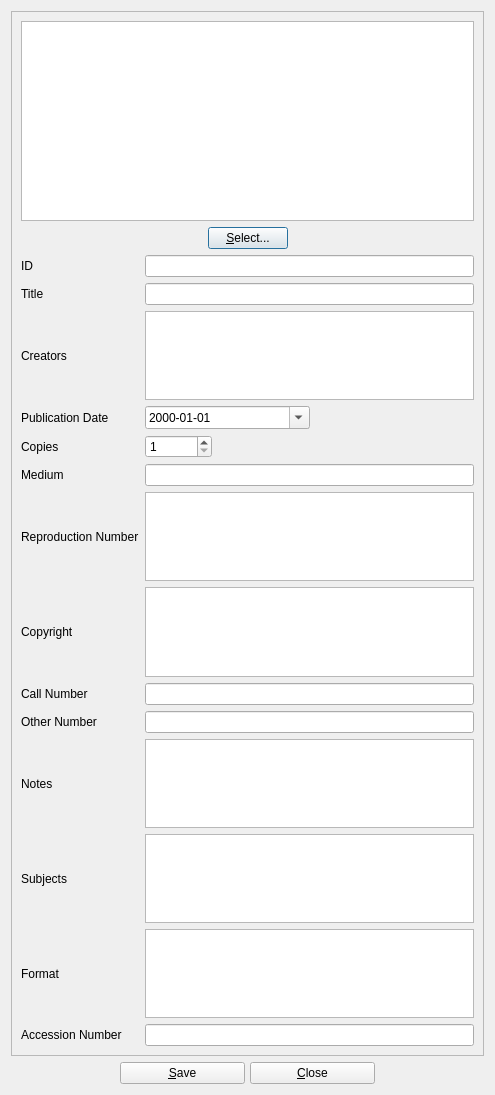
Above: UI/biblioteq_photograph.ui from textbrowser/biblioteq before the change. Below: the same form after it.
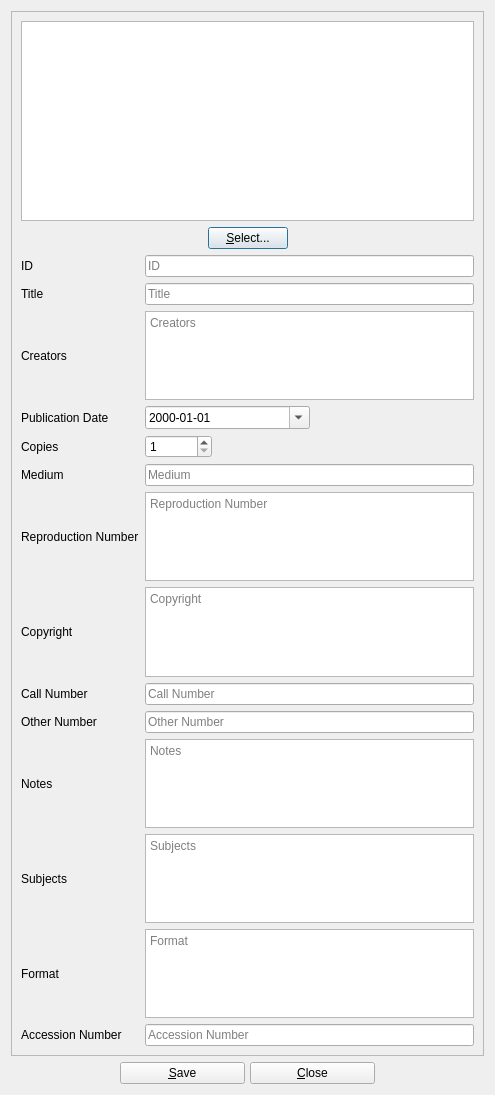
That is the form after the change. Icons and pictures are not drawn. Custom widgets are drawn as their Qt base class.

```diff
--- a/UI/biblioteq_photograph.ui
+++ b/UI/biblioteq_photograph.ui
@@ -27,9 +27,9 @@
       <property name="geometry">
        <rect>
         <x>0</x>
-        <y>0</y>
-        <width>457</width>
-        <height>1135</height>
+        <y>-85</y>
+        <width>458</width>
+        <height>1122</height>
        </rect>
       </property>
       <layout class="QVBoxLayout" name="verticalLayout_3">
@@ -153,6 +153,9 @@
            <property name="acceptRichText">
             <bool>false</bool>
            </property>
+           <property name="placeholderText">
+            <string>Copyright</string>
+           </property>
           </widget>
          </item>
          <item row="8" column="0">
@@ -167,6 +170,9 @@
            <property name="maxLength">
             <number>64</number>
            </property>
+           <property name="placeholderText">
+            <string>Call Number</string>
+           </property>
           </widget>
          </item>
          <item row="6" column="1">
@@ -177,6 +183,9 @@
            <property name="acceptRichText">
             <bool>false</bool>
            </property>
+           <property name="placeholderText">
+            <string>Reproduction Number</string>
+           </property>
           </widget>
          </item>
          <item row="9" column="0">
@@ -215,6 +224,9 @@
            <property name="acceptRichText">
             <bool>false</bool>
            </property>
+           <property name="placeholderText">
+            <string>Notes</string>
+           </property>
           </widget>
          </item>
          <item row="1" column="0">
@@ -225,10 +237,18 @@
           </widget>
          </item>
          <item row="1" column="1">
-          <widget class="QLineEdit" name="title_item"/>
+          <widget class="QLineEdit" name="title_item">
+           <property name="placeholderText">
+            <string>Title</string>
+           </property>
+          </widget>
          </item>
          <item row="5" column="1">
-          <widget class="QLineEdit" name="medium_item"/>
+          <widget class="QLineEdit" name="medium_item">
+           <property name="placeholderText">
+            <string>Medium</string>
+           </property>
+          </widget>
          </item>
          <item row="11" column="0">
           <widget class="QLabel" name="label_9">
@@ -256,10 +276,17 @@
            <property name="maxLength">
             <number>64</number>
            </property>
+           <property name="placeholderText">
+            <string>Other Number</string>
+           </property>
           </widget>
          </item>
          <item row="0" column="1">
-          <widget class="QLineEdit" name="id_item"/>
+          <widget class="QLineEdit" name="id_item">
+           <property name="placeholderText">
+            <string>ID</string>
+           </property>
+          </widget>
          </item>
          <item row="4" column="0">
           <widget class="QLabel" name="label_10">
@@ -306,6 +333,9 @@
            <property name="textInteractionFlags">
             <set>Qt::LinksAccessibleByKeyboard|Qt::LinksAccessibleByMouse|Qt::TextBrowserInteraction|Qt::TextEditable|Qt::TextEditorInteraction|Qt::TextSelectableByKeyboard|Qt::TextSelectableByMouse</set>
            </property>
+           <property name="placeholderText">
+            <string>Creators</string>
+           </property>
           </widget>
          </item>
          <item row="0" column="0">
@@ -326,6 +356,9 @@
            <property name="textInteractionFlags">
             <set>Qt::LinksAccessibleByKeyboard|Qt::LinksAccessibleByMouse|Qt::TextBrowserInteraction|Qt::TextEditable|Qt::TextEditorInteraction|Qt::TextSelectableByKeyboard|Qt::TextSelectableByMouse</set>
            </property>
+           <property name="placeholderText">
+            <string>Subjects</string>
+           </property>
           </widget>
          </item>
          <item row="12" column="1">
@@ -339,6 +372,9 @@
            <property name="textInteractionFlags">
             <set>Qt::LinksAccessibleByKeyboard|Qt::LinksAccessibleByMouse|Qt::TextBrowserInteraction|Qt::TextEditable|Qt::TextEditorInteraction|Qt::TextSelectableByKeyboard|Qt::TextSelectableByMouse</set>
            </property>
+           <property name="placeholderText">
+            <string>Format</string>
+           </property>
           </widget>
          </item>
          <item row="13" column="0">
@@ -349,7 +385,11 @@
           </widget>
          </item>
          <item row="13" column="1">
-          <widget class="QLineEdit" name="accession_number_item"/>
+          <widget class="QLineEdit" name="accession_number_item">
+           <property name="placeholderText">
+            <string>Accession Number</string>
+           </property>
+          </widget>
          </item>
         </layout>
        </item>
```
